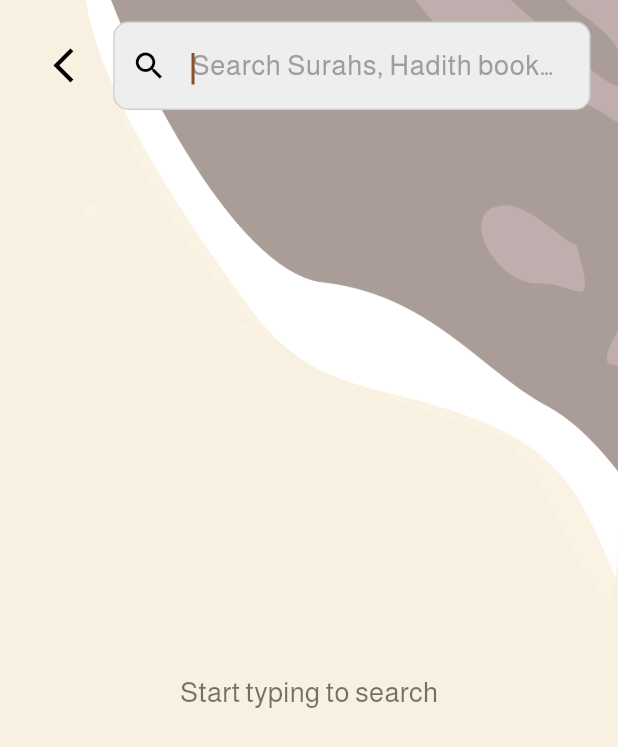
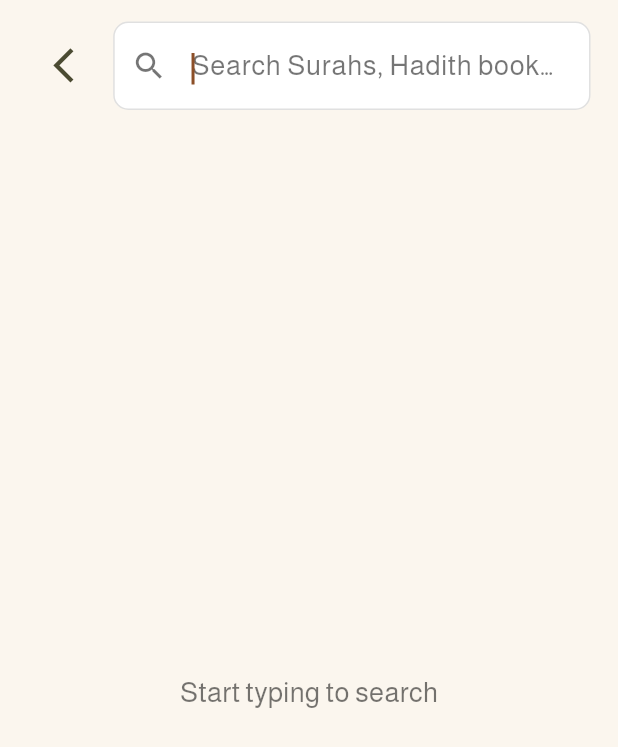
Before and after one commit to abdullahwaseem-dev/ALLAH_EVERYWHERE, a Flutter app: the SearchScreen screen opened directly, on a phone screen of 412 x 824 dp. Shown: the top 747 px of the screen. Run offline on Flutter 3.47's test engine with Material 3 defaults, Android fonts, the phone set to English and light mode, and no system bars; our stand-ins replace adhan, audio_service, cloud_firestore, firebase_auth, firebase_core, firebase_crashlytics and 16 more; missing offline and left inert: flutter_qiblah, quran; accounts and stored records are empty; generated files the repository leaves out were written again; network calls fail.

Commit message:
Theme Ask AI, Bookmarks, Notifications, and Search to the new brand palette
Same rollout as the previous commit, applied to the remaining screens
that were already isDark-aware from Phase 4 but still used the old
brown/secondary palette and ThemedBackground pattern instead of the
flat gold/olive card system.

Co-Authored-By: Claude Sonnet 5 <noreply@anthropic.com>

```diff
--- a/lib/widgets/search_screen.dart
+++ b/lib/widgets/search_screen.dart
@@ -1,8 +1,6 @@
 import 'package:flutter/material.dart';
 import 'package:flutter_screenutil/flutter_screenutil.dart';
 import 'package:get/get.dart';
-import 'package:allah_everywhere/utils/utils/constraints/image_strings.dart';
-import 'package:allah_everywhere/widgets/themed_background.dart';
 import 'package:allah_everywhere/utils/utils/constraints/colors.dart';
 import 'package:allah_everywhere/controller/QuranController.dart';
 import 'package:allah_everywhere/controller/HadithController.dart';
@@ -82,12 +80,15 @@ class _SearchScreenState extends State<SearchScreen> {
     final books = _matchingBooks;
     final duas = _matchingDuas;
     final hasResults = surahs.isNotEmpty || books.isNotEmpty || duas.isNotEmpty;
+    final isDark = Theme.of(context).brightness == Brightness.dark;
+    final accent = isDark ? VoidColors.goldDark : VoidColors.gold;
+    final textColor = isDark ? VoidColors.textDarkPrimary : VoidColors.oliveDeep;
+    final subColor = isDark ? VoidColors.textDarkSecondary : Colors.black54;
+    final cardColor = isDark ? VoidColors.cardDark : VoidColors.cardLight;
 
     return Scaffold(
-      body: Stack(
-        children: [
-          ThemedBackground(lightImagePath: VoidImages.otherscreen_background, fit: BoxFit.cover),
-          SafeArea(
+      backgroundColor: isDark ? VoidColors.bgDark : VoidColors.bgLight,
+      body: SafeArea(
         child: Column(
           children: [
             Padding(
@@ -95,7 +96,7 @@ class _SearchScreenState extends State<SearchScreen> {
               child: Row(
                 children: [
                   IconButton(
-                        icon: Icon(Icons.arrow_back_ios_new_outlined, color: Colors.black, size: 24.sp),
+                    icon: Icon(Icons.arrow_back_ios_new_outlined, color: textColor, size: 24.sp),
                     onPressed: () => Navigator.pop(context),
                   ),
                   Expanded(
@@ -105,16 +106,17 @@ class _SearchScreenState extends State<SearchScreen> {
                         controller: _controller,
                         autofocus: true,
                         onChanged: (value) => setState(() => _query = value.trim()),
+                        style: TextStyle(color: textColor),
                         decoration: InputDecoration(
                           hintText: t.searchHint,
-                              hintStyle: TextStyle(color: Colors.grey, fontSize: 16.sp),
+                          hintStyle: TextStyle(color: subColor, fontSize: 16.sp),
                           border: OutlineInputBorder(
                             borderRadius: BorderRadius.circular(35.0),
                             borderSide: BorderSide.none,
                           ),
-                              fillColor: Colors.grey[200],
+                          fillColor: cardColor,
                           filled: true,
-                              prefixIcon: Icon(Icons.search, color: Colors.black),
+                          prefixIcon: Icon(Icons.search, color: subColor),
                         ),
                       ),
                     ),
@@ -128,21 +130,21 @@ class _SearchScreenState extends State<SearchScreen> {
                   ? Center(
                       child: Text(
                         t.startTypingToSearch,
-                            style: TextStyle(fontSize: 16.sp, color: Colors.black54),
+                        style: TextStyle(fontSize: 16.sp, color: subColor),
                       ),
                     )
                   : !hasResults
                       ? Center(
                           child: Text(
                             t.noResultsFor(_query),
-                                style: TextStyle(fontSize: 16.sp, color: Colors.black54),
+                            style: TextStyle(fontSize: 16.sp, color: subColor),
                           ),
                         )
                       : ListView(
                           padding: EdgeInsets.symmetric(horizontal: 16.w),
                           children: [
                             if (surahs.isNotEmpty) ...[
-                                  _sectionHeader(t.quran),
+                              _sectionHeader(t.quran, accent),
                               ...surahs.map((surah) => _resultTile(
                                     title: surah['surahName'] as String,
                                     subtitle: surah['surahNameTranslation'] as String,
@@ -150,10 +152,13 @@ class _SearchScreenState extends State<SearchScreen> {
                                           surahName: surah['surahName'] as String,
                                           surahId: (surah['index'] as int) + 1,
                                         )),
+                                    cardColor: cardColor,
+                                    textColor: textColor,
+                                    subColor: subColor,
                                   )),
                             ],
                             if (books.isNotEmpty) ...[
-                                  _sectionHeader(t.hadith),
+                              _sectionHeader(t.hadith, accent),
                               ...books.map((book) => _resultTile(
                                     title: book['bookName'] as String,
                                     subtitle: 'by ${book['writerName']}',
@@ -161,14 +166,20 @@ class _SearchScreenState extends State<SearchScreen> {
                                           bookSlug: book['bookSlug'] as String,
                                           bookNameInArabic: book['bookName'] as String,
                                         )),
+                                    cardColor: cardColor,
+                                    textColor: textColor,
+                                    subColor: subColor,
                                   )),
                             ],
                             if (duas.isNotEmpty) ...[
-                                  _sectionHeader(t.dua),
+                              _sectionHeader(t.dua, accent),
                               ...duas.map((entry) => _resultTile(
                                     title: entry.value.title,
                                     subtitle: entry.key.title,
                                     onTap: () => Get.to(() => Dua2Screen(category: entry.key)),
+                                    cardColor: cardColor,
+                                    textColor: textColor,
+                                    subColor: subColor,
                                   )),
                             ],
                             SizedBox(height: 24.h),
@@ -178,25 +189,31 @@ class _SearchScreenState extends State<SearchScreen> {
           ],
         ),
       ),
-        ],
-      ),
     );
   }
 
-  Widget _sectionHeader(String title) {
+  Widget _sectionHeader(String title, Color accent) {
     return Padding(
       padding: EdgeInsets.symmetric(vertical: 8.h),
-      child: Text(title, style: TextStyle(fontSize: 14.sp, fontWeight: FontWeight.bold, color: VoidColors.brown)),
+      child: Text(title, style: TextStyle(fontSize: 14.sp, fontWeight: FontWeight.bold, color: accent)),
     );
   }
 
-  Widget _resultTile({required String title, required String subtitle, required VoidCallback onTap}) {
+  Widget _resultTile({
+    required String title,
+    required String subtitle,
+    required VoidCallback onTap,
+    required Color cardColor,
+    required Color textColor,
+    required Color subColor,
+  }) {
     return Card(
+      color: cardColor,
       margin: EdgeInsets.symmetric(vertical: 4.h),
       child: ListTile(
-        title: Text(title, style: TextStyle(fontWeight: FontWeight.w600, fontSize: 14.sp)),
-        subtitle: Text(subtitle, style: TextStyle(fontSize: 12.sp)),
-        trailing: const Icon(Icons.chevron_right),
+        title: Text(title, style: TextStyle(fontWeight: FontWeight.w600, fontSize: 14.sp, color: textColor)),
+        subtitle: Text(subtitle, style: TextStyle(fontSize: 12.sp, color: subColor)),
+        trailing: Icon(Icons.chevron_right, color: subColor),
         onTap: onTap,
       ),
     );
```
Also changed, not shown: lib/ask_ai.dart (+21 -19 lines), lib/bookmarks_screen.dart (+18 -6 lines), lib/notification.dart (+46 -34 lines). Lines whose indentation alone changed are shown as unchanged.
